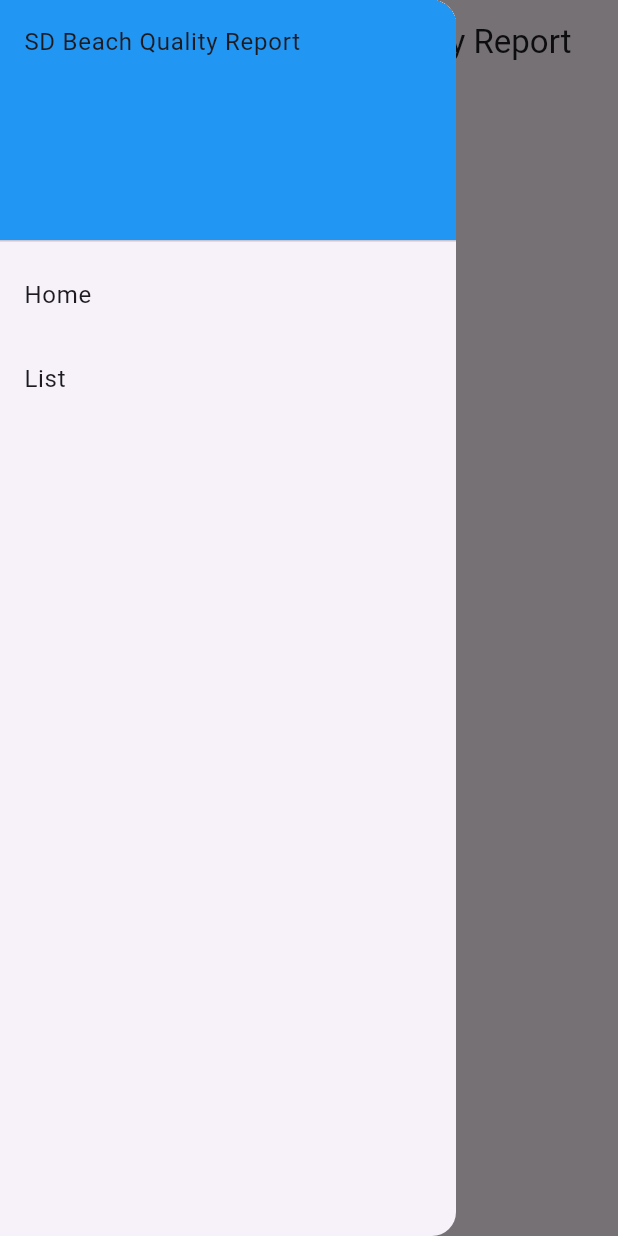
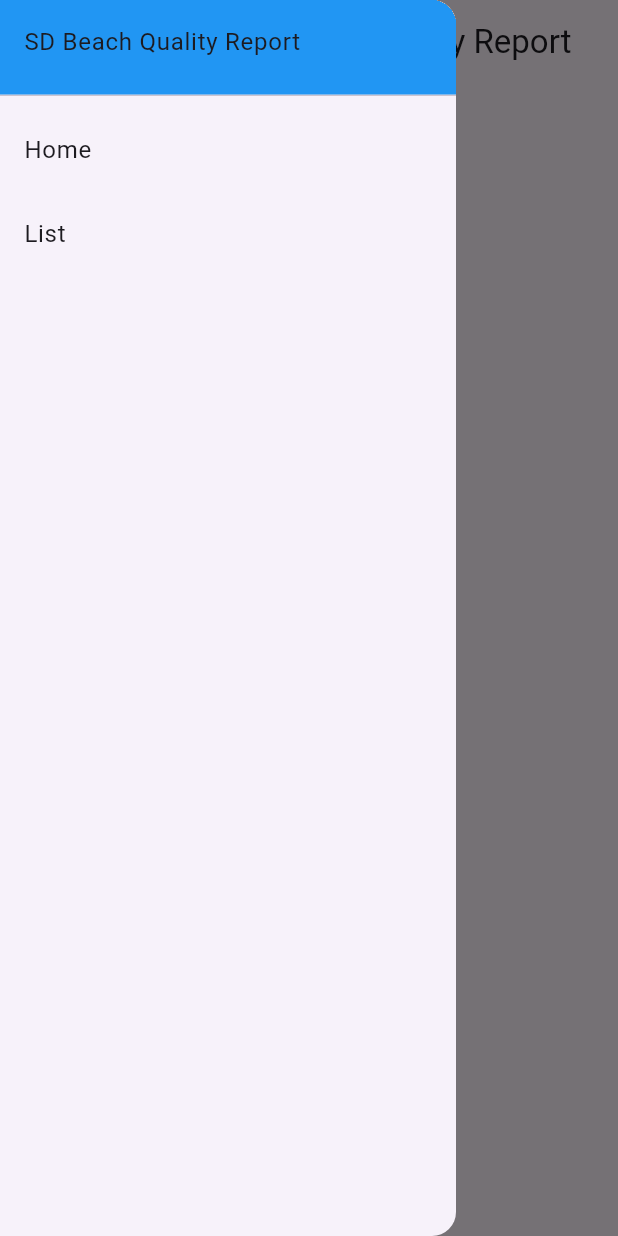
Before and after one commit to brysonreese/sd_beach_quality, a Flutter app: the screen it shows after launch, with the side drawer open, on a phone screen of 412 x 824 dp. Run offline on Flutter 3.47's test engine with Material 3 defaults, Android fonts, the phone set to English and light mode, and no system bars; our stand-ins replace get_it, go_router, shared_preferences; network calls fail.

Commit message:
fix drawer header height

```diff
--- a/lib/shell.dart
+++ b/lib/shell.dart
@@ -14,9 +14,12 @@ class Shell extends StatelessWidget {
         child: ListView(
           padding: EdgeInsets.zero,
           children: [
-            const DrawerHeader(
-              decoration: BoxDecoration(color: Colors.blue),
-              child: Text("SD Beach Quality Report"),
+            SizedBox(
+              height: 72,
+              child: const DrawerHeader(
+                decoration: BoxDecoration(color: Colors.blue),
+                child: Text("SD Beach Quality Report"),
+              ),
             ),
             ListTile(
               title: const Text("Home"),
```
